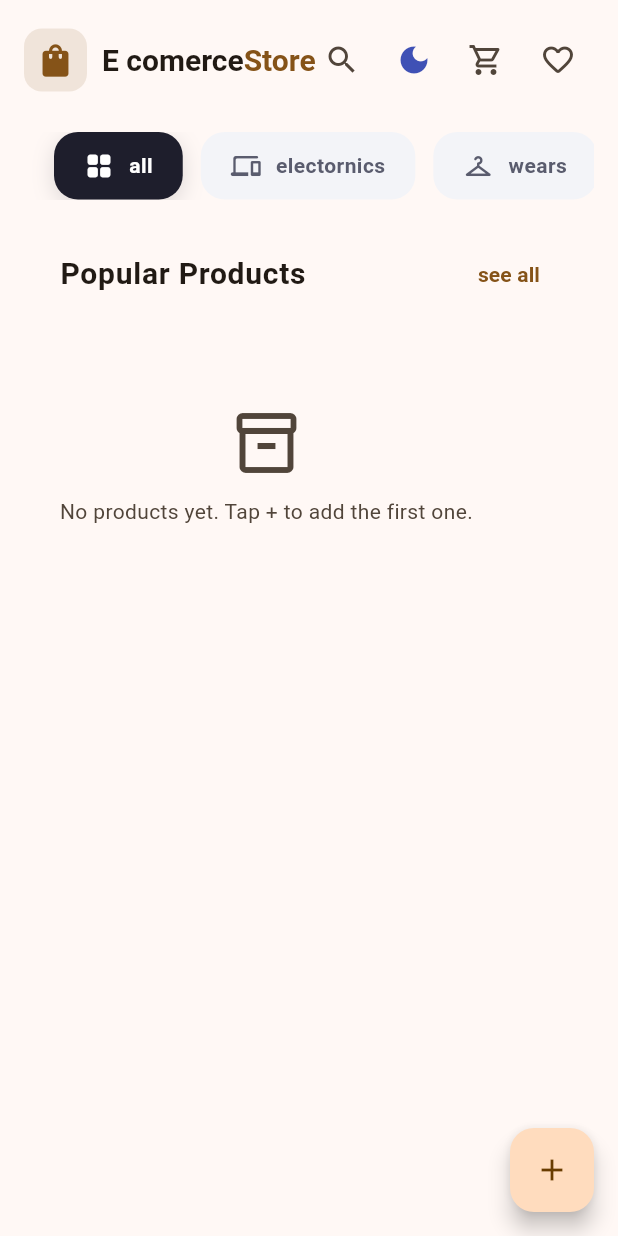
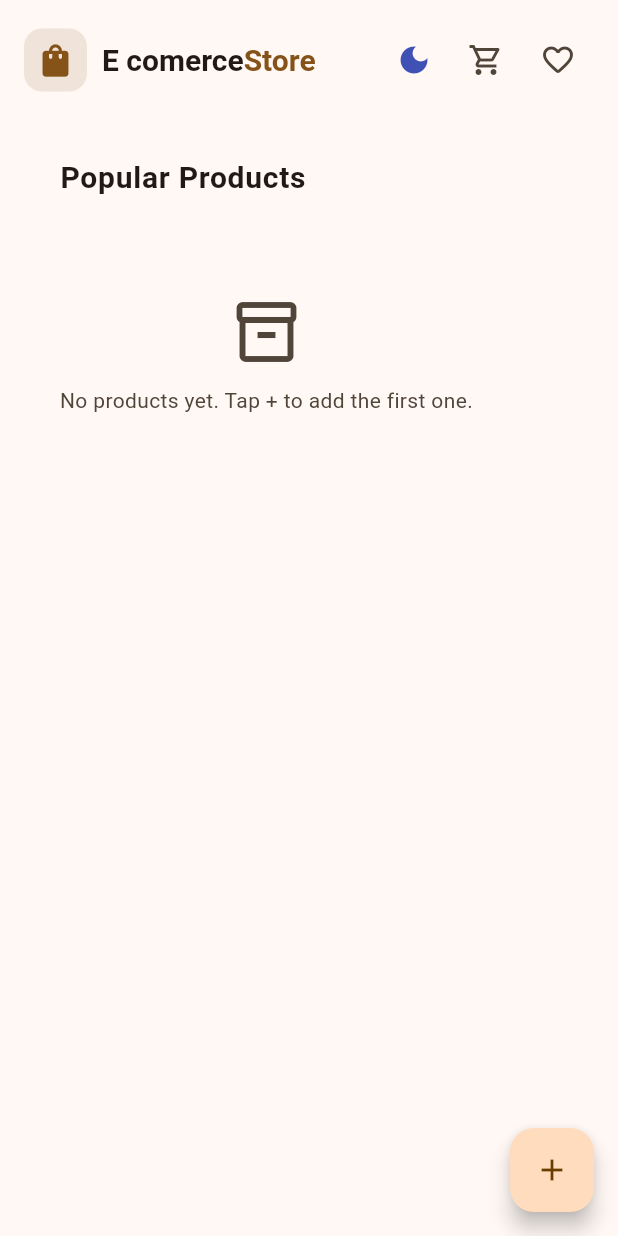
Before and after one commit to AbdoSamir2/E-Commerce, a Flutter app: the HomeScreen screen opened directly, on a phone screen of 412 x 824 dp. Run offline on Flutter 3.47's test engine with Material 3 defaults, Android fonts, the phone set to English and light mode, and no system bars; our stand-ins replace cloud_firestore, firebase_auth, firebase_core, flutter_bloc, go_router, shared_preferences; accounts and stored records are empty.

Commit message:
remove buttons

```diff
--- a/lib/features/catalog/home_screen.dart
+++ b/lib/features/catalog/home_screen.dart
@@ -50,10 +50,6 @@ class HomeScreen extends StatelessWidget {
                         mainAxisSize: MainAxisSize.min,
                         children: [
                           IconButton(
-                            onPressed: () {},
-                            icon: const Icon(Icons.search),
-                          ),
-                          IconButton(
                             onPressed: () {
                               context.read<ThemeCubit>().toggleTheme();
                             },
@@ -89,36 +85,8 @@ class HomeScreen extends StatelessWidget {
                 ],
               ),
               const SizedBox(height: 24),
-              SizedBox(
-                height: 45,
-                child: ListView(
-                  scrollDirection: Axis.horizontal,
-                  padding: const EdgeInsets.symmetric(horizontal: 20),
-                  children: const [
-                    CategoryItem(
-                      title: 'all',
-                      icon: Icons.grid_view_rounded,
-                      isSelected: true,
-                    ),
-                    SizedBox(width: 12),
-                    CategoryItem(
-                      title: 'electornics',
-                      icon: Icons.devices_rounded,
-                    ),
-                    SizedBox(width: 12),
-                    CategoryItem(title: 'wears', icon: Icons.checkroom_rounded),
-                    SizedBox(width: 12),
-                    CategoryItem(
-                      title: 'shoes',
-                      icon: Icons.straighten_rounded,
-                    ),
-                    SizedBox(width: 12),
-                    CategoryItem(title: 'watches', icon: Icons.watch_rounded),
-                  ],
-                ),
-              ),
-              const SizedBox(height: 10),
-              SectionHeader(title: 'Popular Products', onSeeAllPressed: () {}),
+              SectionHeader(title: 'Popular Products'),
+
               BlocBuilder<ProductCubit, ProductState>(
                 builder: (context, state) {
                   if (state.status == ProductStatus.loading) {
```
